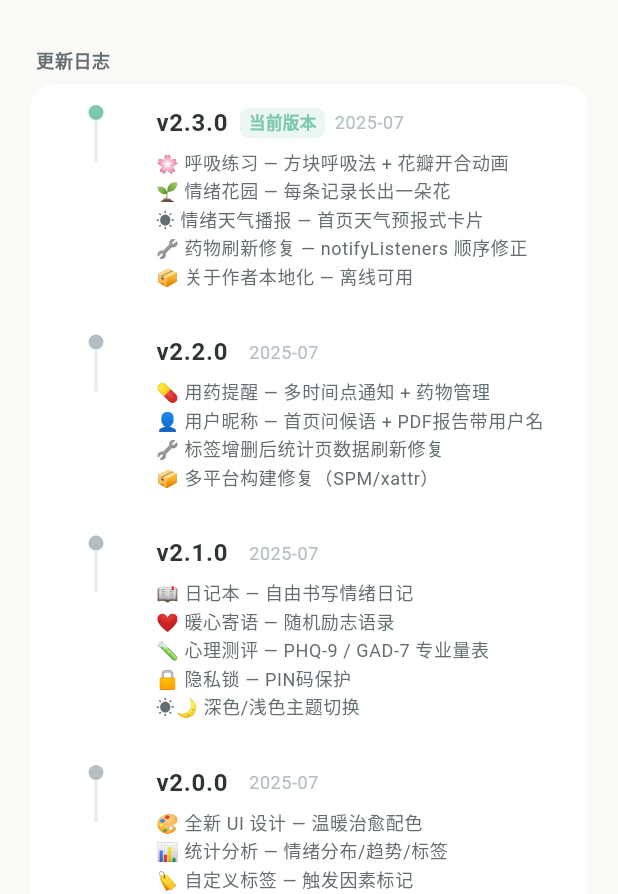
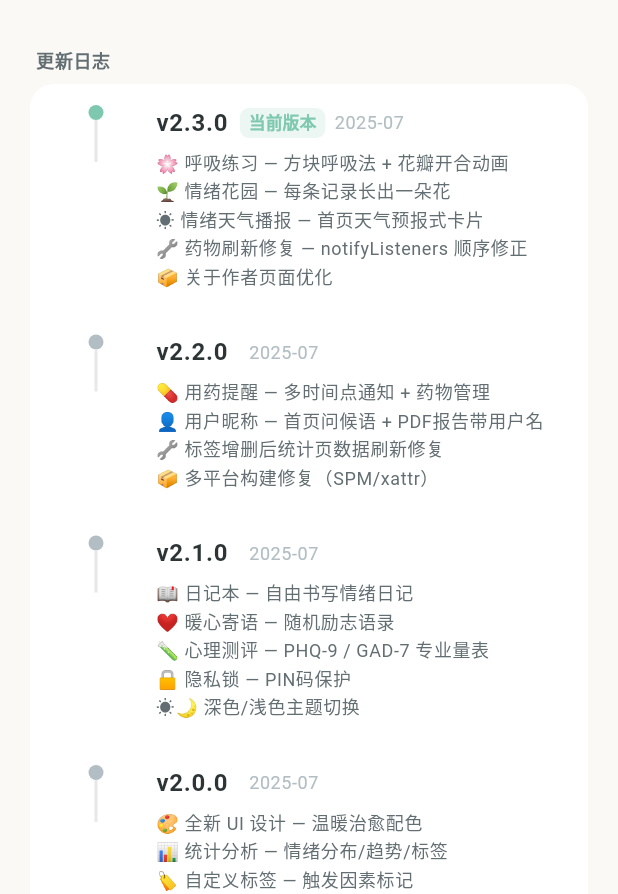
Before and after one commit to AnonUsAl/mood-tab, a Flutter app: the SoftwareInfoPage screen opened directly, on a phone screen of 412 x 824 dp, the part 342-1236 px from its top. Run offline on Flutter 3.47's test engine with Material 3 defaults, Android fonts, the phone set to English and light mode, and no system bars; our stand-ins replace fl_chart, flutter_local_notifications, package_info_plus, pdf, share_plus, shared_preferences and 3 more; accounts and stored records are empty.

Commit message:
fix: 更新日志去掉关于作者本地化特殊强调

```diff
--- a/lib/pages/software_info_page.dart
+++ b/lib/pages/software_info_page.dart
@@ -153,7 +153,7 @@ class _SoftwareInfoPageState extends State<SoftwareInfoPage> {
           '🌱 情绪花园 — 每条记录长出一朵花',
           '☀️ 情绪天气播报 — 首页天气预报式卡片',
           '🔧 药物刷新修复 — notifyListeners 顺序修正',
-          '📦 关于作者本地化 — 离线可用',
+          '📦 关于作者页面优化',
         ],
         isLatest: true,
       ),
```
